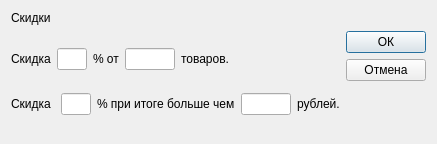
First picture: the form in dialog_discount_manager.ui, repository MukizuL/Retail-Sale-App, before the edit.
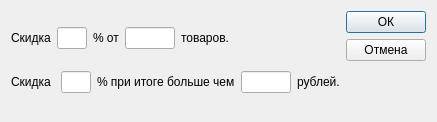
Second picture: the form after the edit.

What changed in the file:
```diff
--- a/dialog_discount_manager.ui
+++ b/dialog_discount_manager.ui
@@ -7,20 +7,13 @@
     <x>0</x>
     <y>0</y>
     <width>437</width>
-    <height>144</height>
+    <height>122</height>
    </rect>
   </property>
   <property name="windowTitle">
    <string>Dialog</string>
   </property>
   <layout class="QVBoxLayout" name="verticalLayout">
-   <item>
-    <widget class="QLabel" name="label">
-     <property name="text">
-      <string>Скидки</string>
-     </property>
-    </widget>
-   </item>
    <item>
     <layout class="QHBoxLayout" name="horizontalLayout_3">
      <property name="rightMargin">
```
Left out of the diff: 2 changed lines with no effect on the pictures.
